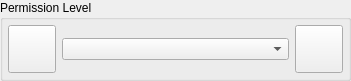
First picture: the form in GoTvApps/GoTvCommon/Forms/PermissionWidget.ui, repository brettrjones/gotvptop, before the edit.
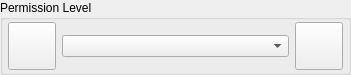
Second picture: the form after the edit. Custom widgets are drawn as their Qt base class.

Commit message: Implemented PermissionWidget and added Permission help information

```diff
--- a/GoTvApps/GoTvCommon/Forms/PermissionWidget.ui
+++ b/GoTvApps/GoTvCommon/Forms/PermissionWidget.ui
@@ -7,7 +7,7 @@
     <x>0</x>
     <y>0</y>
     <width>351</width>
-    <height>72</height>
+    <height>66</height>
    </rect>
   </property>
   <property name="windowTitle">
@@ -39,13 +39,13 @@
        <number>5</number>
       </property>
       <property name="topMargin">
-       <number>5</number>
+       <number>2</number>
       </property>
       <property name="rightMargin">
        <number>5</number>
       </property>
       <property name="bottomMargin">
-       <number>5</number>
+       <number>2</number>
       </property>
       <item>
        <widget class="VxPushButton" name="m_PermissionButton">
```
The commit also changes 20 other files.
